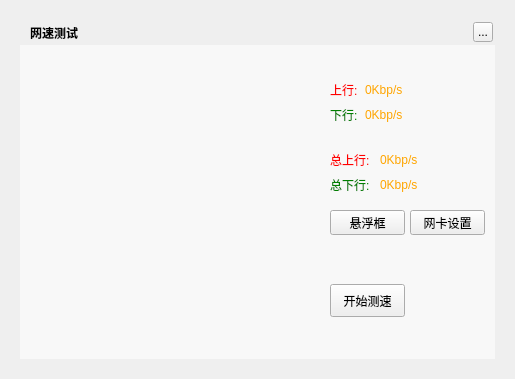
Before: the Qt Designer form TTKCore/musicUi/musicToolsetswidget/musicnetworkspeedtestwidget.ui in Greedysky/TTKMusicPlayer, drawn with Qt 5.
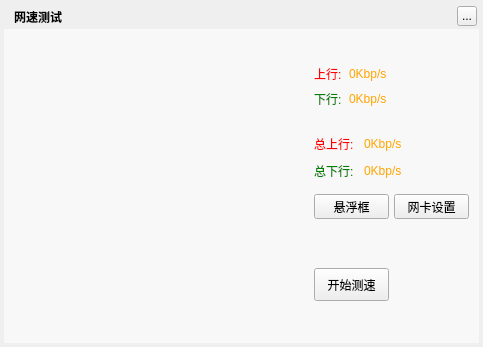
After: the same form once the commit is applied. Custom widgets are drawn as their Qt base class.

```diff
--- a/TTKCore/musicUi/musicToolsetswidget/musicnetworkspeedtestwidget.ui
+++ b/TTKCore/musicUi/musicToolsetswidget/musicnetworkspeedtestwidget.ui
@@ -6,8 +6,8 @@
    <rect>
     <x>0</x>
     <y>0</y>
-    <width>515</width>
-    <height>379</height>
+    <width>483</width>
+    <height>347</height>
    </rect>
   </property>
   <property name="windowTitle">
@@ -16,8 +16,8 @@
   <widget class="QLabel" name="background">
    <property name="geometry">
     <rect>
-     <x>20</x>
-     <y>20</y>
+     <x>4</x>
+     <y>4</y>
      <width>475</width>
      <height>339</height>
     </rect>
@@ -29,8 +29,8 @@
   <widget class="QLabel" name="topTitleName">
    <property name="geometry">
     <rect>
-     <x>30</x>
-     <y>20</y>
+     <x>14</x>
+     <y>4</y>
      <width>61</width>
      <height>25</height>
     </rect>
@@ -45,8 +45,8 @@
   <widget class="QToolButton" name="topTitleCloseButton">
    <property name="geometry">
     <rect>
-     <x>473</x>
-     <y>22</y>
+     <x>457</x>
+     <y>6</y>
      <width>20</width>
      <height>20</height>
     </rect>
@@ -58,8 +58,8 @@
   <widget class="QLabel" name="loadingLabel">
    <property name="geometry">
     <rect>
-     <x>57</x>
-     <y>345</y>
+     <x>41</x>
+     <y>319</y>
      <width>220</width>
      <height>19</height>
     </rect>
@@ -71,8 +71,8 @@
   <widget class="QWidget" name="backgroundMask" native="true">
    <property name="geometry">
     <rect>
-     <x>20</x>
-     <y>45</y>
+     <x>4</x>
+     <y>29</y>
      <width>475</width>
      <height>314</height>
     </rect>
@@ -84,8 +84,8 @@
   <widget class="MusicSpeedMeterWidget" name="speedWidget" native="true">
    <property name="geometry">
     <rect>
-     <x>50</x>
-     <y>80</y>
+     <x>34</x>
+     <y>64</y>
      <width>250</width>
      <height>250</height>
     </rect>
@@ -94,8 +94,8 @@
   <widget class="QLabel" name="uploadSpeedValue">
    <property name="geometry">
     <rect>
-     <x>365</x>
-     <y>80</y>
+     <x>349</x>
+     <y>64</y>
      <width>81</width>
      <height>20</height>
     </rect>
@@ -110,8 +110,8 @@
   <widget class="QPushButton" name="suspensionButton">
    <property name="geometry">
     <rect>
-     <x>330</x>
-     <y>210</y>
+     <x>314</x>
+     <y>194</y>
      <width>75</width>
      <height>25</height>
     </rect>
@@ -123,8 +123,8 @@
   <widget class="QPushButton" name="testButton">
    <property name="geometry">
     <rect>
-     <x>330</x>
-     <y>284</y>
+     <x>314</x>
+     <y>268</y>
      <width>75</width>
      <height>33</height>
     </rect>
@@ -136,8 +136,8 @@
   <widget class="QLabel" name="uploadSpeedLabel">
    <property name="geometry">
     <rect>
-     <x>330</x>
-     <y>80</y>
+     <x>314</x>
+     <y>64</y>
      <width>35</width>
      <height>20</height>
     </rect>
@@ -152,8 +152,8 @@
   <widget class="QLabel" name="downloadSpeedLabel">
    <property name="geometry">
     <rect>
-     <x>330</x>
-     <y>105</y>
+     <x>314</x>
+     <y>89</y>
      <width>35</width>
      <height>20</height>
     </rect>
@@ -168,8 +168,8 @@
   <widget class="QLabel" name="downloadSpeedValue">
    <property name="geometry">
     <rect>
-     <x>365</x>
-     <y>105</y>
+     <x>349</x>
+     <y>89</y>
      <width>81</width>
      <height>20</height>
     </rect>
@@ -184,8 +184,8 @@
   <widget class="QLabel" name="uploadAllSpeedValue">
    <property name="geometry">
     <rect>
-     <x>380</x>
-     <y>150</y>
+     <x>364</x>
+     <y>134</y>
      <width>81</width>
      <height>20</height>
     </rect>
@@ -200,8 +200,8 @@
   <widget class="QLabel" name="uploadAllSpeedLabel">
    <property name="geometry">
     <rect>
-     <x>330</x>
-     <y>150</y>
+     <x>314</x>
+     <y>134</y>
      <width>51</width>
      <height>20</height>
     </rect>
@@ -216,8 +216,8 @@
   <widget class="QLabel" name="downloadAllSpeedValue">
    <property name="geometry">
     <rect>
-     <x>380</x>
-     <y>175</y>
+     <x>364</x>
+     <y>161</y>
      <width>81</width>
      <height>20</height>
     </rect>
@@ -232,8 +232,8 @@
   <widget class="QLabel" name="downloadAllSpeedLabel">
    <property name="geometry">
     <rect>
-     <x>330</x>
-     <y>175</y>
+     <x>314</x>
+     <y>161</y>
      <width>51</width>
      <height>20</height>
     </rect>
@@ -248,8 +248,8 @@
   <widget class="QPushButton" name="settingButton">
    <property name="geometry">
     <rect>
-     <x>410</x>
-     <y>210</y>
+     <x>394</x>
+     <y>194</y>
      <width>75</width>
      <height>25</height>
     </rect>
```
